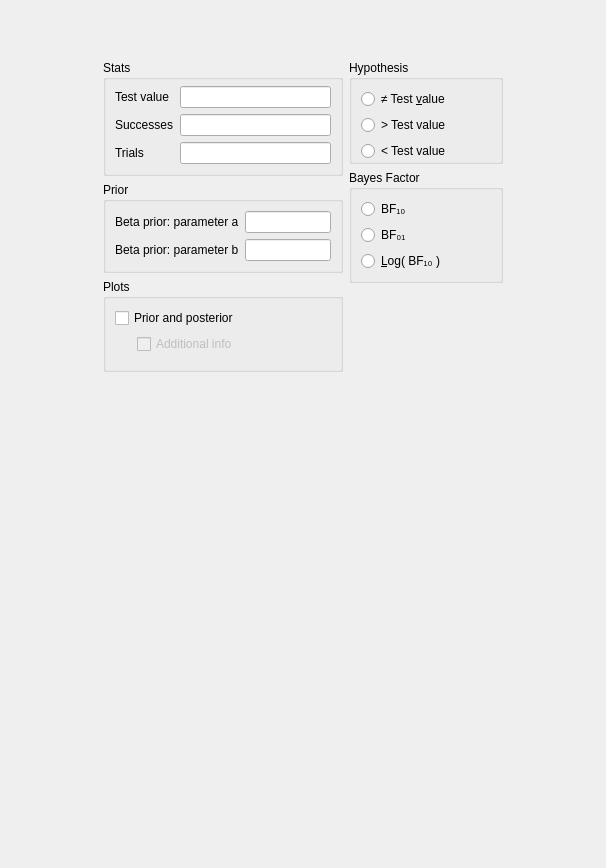
Qt form JASP-Desktop/analysisforms/regressionbayesiansummarystatisticsform.ui (jasp-stats/jasp-desktop) before a commit.
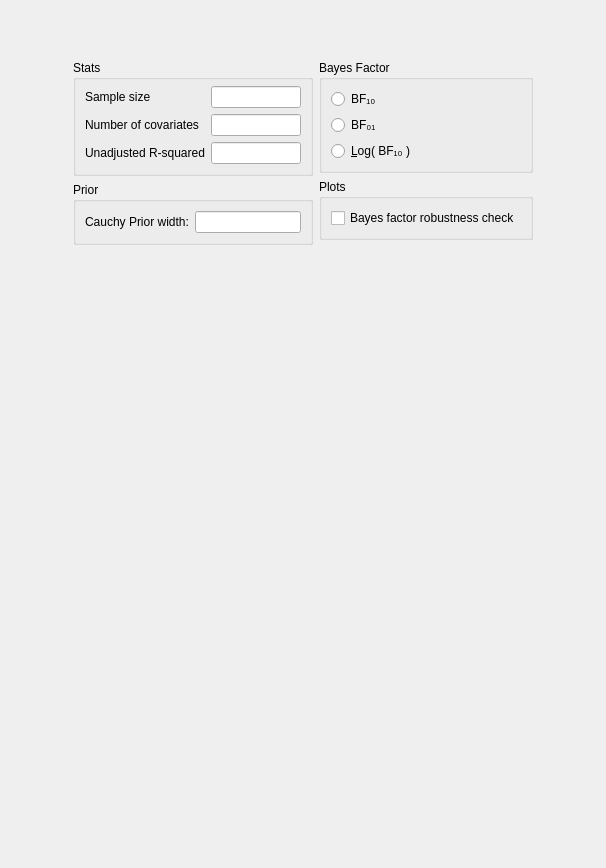
The same form after that commit. Custom widgets are drawn as their Qt base class.

Commit message: BFrobustnessPlot for correlation module

Diff of the .ui file:
```diff
--- a/JASP-Desktop/analysisforms/regressionbayesiansummarystatisticsform.ui
+++ b/JASP-Desktop/analysisforms/regressionbayesiansummarystatisticsform.ui
@@ -100,7 +100,7 @@
             <item row="0" column="3">
              <widget class="QLabel" name="label">
               <property name="text">
-               <string>Test value</string>
+               <string>Sample size</string>
               </property>
              </widget>
             </item>
@@ -116,14 +116,14 @@
             <item row="1" column="3">
              <widget class="QLabel" name="label_4">
               <property name="text">
-               <string>Successes</string>
+               <string>Number of covariates</string>
               </property>
              </widget>
             </item>
             <item row="2" column="3">
              <widget class="QLabel" name="label_5">
               <property name="text">
-               <string>Trials</string>
+               <string>Unadjusted R-squared</string>
               </property>
              </widget>
             </item>
@@ -139,71 +139,13 @@
             <bool>false</bool>
            </property>
            <layout class="QGridLayout" name="gridLayout_6">
-            <item row="1" column="1">
-             <widget class="BoundTextBox" name="betaPriorParamB"/>
-            </item>
             <item row="0" column="1">
              <widget class="BoundTextBox" name="betaPriorParamA"/>
             </item>
             <item row="0" column="0">
              <widget class="QLabel" name="label_2">
               <property name="text">
-               <string>Beta prior: parameter a</string>
-              </property>
-             </widget>
-            </item>
-            <item row="1" column="0">
-             <widget class="QLabel" name="label_3">
-              <property name="text">
-               <string>&lt;html&gt;&lt;head/&gt;&lt;body&gt;&lt;p&gt;Beta prior: parameter b&lt;/p&gt;&lt;/body&gt;&lt;/html&gt;</string>
-              </property>
-             </widget>
-            </item>
-           </layout>
-          </widget>
-         </item>
-         <item row="9" column="0">
-          <widget class="GroupBox" name="plotsGroup">
-           <property name="title">
-            <string>Plots</string>
-           </property>
-           <layout class="QGridLayout" name="gridLayout_4">
-            <item row="0" column="0" colspan="3">
-             <widget class="BoundCheckBox" name="plotPriorAndPosterior">
-              <property name="sizePolicy">
-               <sizepolicy hsizetype="Fixed" vsizetype="Fixed">
-                <horstretch>0</horstretch>
-                <verstretch>0</verstretch>
-               </sizepolicy>
-              </property>
-              <property name="text">
-               <string>Prior and posterior</string>
-              </property>
-             </widget>
-            </item>
-            <item row="2" column="1" colspan="3">
-             <widget class="BoundCheckBox" name="plotPriorAndPosteriorAdditionalInfo">
-              <property name="enabled">
-               <bool>false</bool>
-              </property>
-              <property name="sizePolicy">
-               <sizepolicy hsizetype="Fixed" vsizetype="Fixed">
-                <horstretch>0</horstretch>
-                <verstretch>0</verstretch>
-               </sizepolicy>
-              </property>
-              <property name="text">
-               <string>Additional info</string>
-              </property>
-             </widget>
-            </item>
-            <item row="3" column="0">
-             <widget class="QWidget" name="widget_4" native="true">
-              <property name="maximumSize">
-               <size>
-                <width>16</width>
-                <height>16777215</height>
-               </size>
+               <string>Cauchy Prior width:</string>
               </property>
              </widget>
             </item>
@@ -234,86 +176,6 @@
          <property name="bottomMargin">
           <number>0</number>
          </property>
-         <item row="2" column="0">
-          <widget class="BoundGroupBox" name="hypothesis">
-           <property name="title">
-            <string>Hypothesis</string>
-           </property>
-           <property name="flat">
-            <bool>true</bool>
-           </property>
-           <layout class="QGridLayout" name="gridLayout_9">
-            <property name="bottomMargin">
-             <number>0</number>
-            </property>
-            <item row="1" column="1">
-             <spacer name="horizontalSpacer">
-              <property name="orientation">
-               <enum>Qt::Horizontal</enum>
-              </property>
-              <property name="sizeHint" stdset="0">
-               <size>
-                <width>40</width>
-                <height>20</height>
-               </size>
-              </property>
-             </spacer>
-            </item>
-            <item row="2" column="0">
-             <widget class="QRadioButton" name="_3oneTailedLessThan">
-              <property name="sizePolicy">
-               <sizepolicy hsizetype="Fixed" vsizetype="Fixed">
-                <horstretch>0</horstretch>
-                <verstretch>0</verstretch>
-               </sizepolicy>
-              </property>
-              <property name="text">
-               <string>&lt; Test value</string>
-              </property>
-             </widget>
-            </item>
-            <item row="0" column="0">
-             <widget class="QRadioButton" name="_1twoTailed">
-              <property name="sizePolicy">
-               <sizepolicy hsizetype="Fixed" vsizetype="Fixed">
-                <horstretch>0</horstretch>
-                <verstretch>0</verstretch>
-               </sizepolicy>
-              </property>
-              <property name="text">
-               <string>≠ Test &amp;value</string>
-              </property>
-             </widget>
-            </item>
-            <item row="1" column="0">
-             <widget class="QRadioButton" name="_2oneTailedGreaterThan">
-              <property name="sizePolicy">
-               <sizepolicy hsizetype="Fixed" vsizetype="Fixed">
-                <horstretch>0</horstretch>
-                <verstretch>0</verstretch>
-               </sizepolicy>
-              </property>
-              <property name="text">
-               <string>&gt; Test value</string>
-              </property>
-             </widget>
-            </item>
-           </layout>
-          </widget>
-         </item>
-         <item row="7" column="0">
-          <spacer name="verticalSpacer_4">
-           <property name="orientation">
-            <enum>Qt::Vertical</enum>
-           </property>
-           <property name="sizeHint" stdset="0">
-            <size>
-             <width>20</width>
-             <height>40</height>
-            </size>
-           </property>
-          </spacer>
-         </item>
          <item row="3" column="0">
           <widget class="BoundGroupBox" name="bayesFactorType">
            <property name="title">
@@ -378,6 +240,41 @@
            </layout>
           </widget>
          </item>
+         <item row="6" column="0">
+          <spacer name="verticalSpacer_4">
+           <property name="orientation">
+            <enum>Qt::Vertical</enum>
+           </property>
+           <property name="sizeHint" stdset="0">
+            <size>
+             <width>20</width>
+             <height>40</height>
+            </size>
+           </property>
+          </spacer>
+         </item>
+         <item row="4" column="0">
+          <widget class="GroupBox" name="plotsGroup">
+           <property name="title">
+            <string>Plots</string>
+           </property>
+           <layout class="QGridLayout" name="gridLayout_4">
+            <item row="0" column="0" colspan="2">
+             <widget class="BoundCheckBox" name="plotBayesFactorRobustness">
+              <property name="sizePolicy">
+               <sizepolicy hsizetype="Fixed" vsizetype="Fixed">
+                <horstretch>0</horstretch>
+                <verstretch>0</verstretch>
+               </sizepolicy>
+              </property>
+              <property name="text">
+               <string>Bayes factor robustness check</string>
+              </property>
+             </widget>
+            </item>
+           </layout>
+          </widget>
+         </item>
         </layout>
        </widget>
       </item>
```
Left out of the diff: 27 changed lines with no effect on the pictures. The commit also changes 4 other files.
